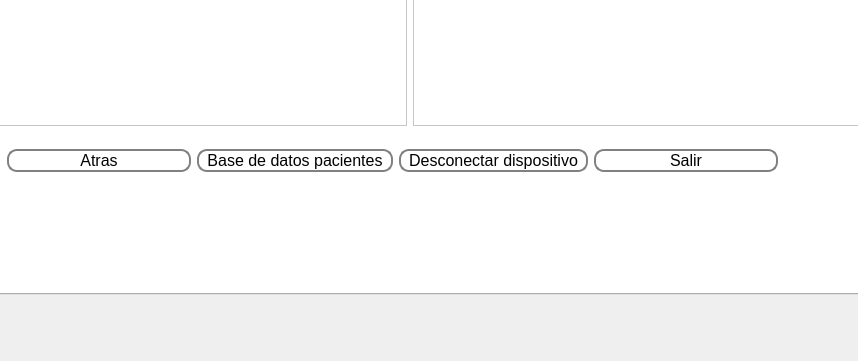
The window that interface/ViAT/Adquisicion_accion.ui (vhenaoi/OpenBCI_acquisition_python_ViAT) describes before a commit, drawn with Qt 5; both pictures show x 95 to 953 and y 396 to 757 of the 1057 by 757 pixel window.
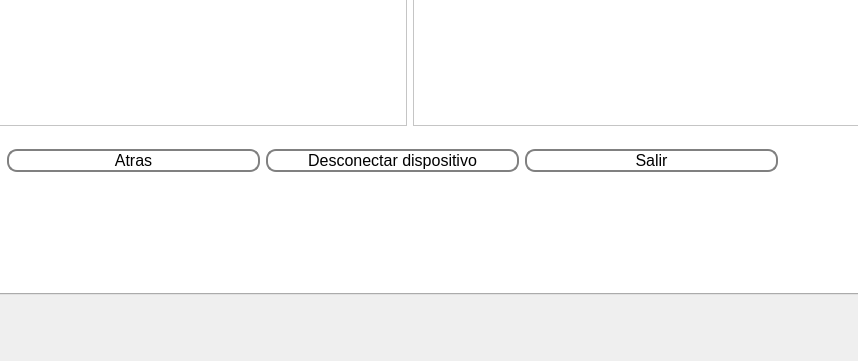
The same window after the commit. Custom widgets are drawn as their Qt base class.

```diff
--- a/interface/ViAT/Adquisicion_accion.ui
+++ b/interface/ViAT/Adquisicion_accion.ui
@@ -176,124 +176,7 @@
          </rect>
         </property>
         <layout class="QGridLayout" name="gridLayout">
-         <item row="0" column="0">
-          <widget class="QPushButton" name="back">
-           <property name="font">
-            <font>
-             <pointsize>12</pointsize>
-            </font>
-           </property>
-           <property name="styleSheet">
-            <string notr="true">QPushButton {
-    border: 2px solid gray;
-    border-radius: 10px;
-    padding: 0 8px;
-    background: rgb(255, 255, 255);
-    selection-background-color: darkgray;
-    }
-
-QPushButton:hover {
-    border: 2px solid gray;
-    border-radius: 10px;
-    padding: 0 8px;
-    background: rgb(222, 222, 222);
-    selection-background-color: darkgray;
-    }
-
-QPushButton:pressed {
-    border: 2px solid gray;
-    border-radius: 10px;
-    padding: 0 8px;
-    background:rgb(176, 176, 176);
-    selection-background-color: darkgray;
-    }
-</string>
-           </property>
-           <property name="text">
-            <string>Atras</string>
-           </property>
-           <property name="autoDefault">
-            <bool>false</bool>
-           </property>
-          </widget>
-         </item>
-         <item row="0" column="3">
-          <widget class="QPushButton" name="exit">
-           <property name="font">
-            <font>
-             <pointsize>12</pointsize>
-            </font>
-           </property>
-           <property name="styleSheet">
-            <string notr="true">QPushButton {
-    border: 2px solid gray;
-    border-radius: 10px;
-    padding: 0 8px;
-    background: rgb(255, 255, 255);
-    selection-background-color: darkgray;
-    }
-
-QPushButton:hover {
-    border: 2px solid gray;
-    border-radius: 10px;
-    padding: 0 8px;
-    background: rgb(222, 222, 222);
-    selection-background-color: darkgray;
-    }
-
-QPushButton:pressed {
-    border: 2px solid gray;
-    border-radius: 10px;
-    padding: 0 8px;
-    background:rgb(176, 176, 176);
-    selection-background-color: darkgray;
-    }
-</string>
-           </property>
-           <property name="text">
-            <string>Salir</string>
-           </property>
-          </widget>
-         </item>
          <item row="0" column="1">
-          <widget class="QPushButton" name="patientData">
-           <property name="font">
-            <font>
-             <pointsize>12</pointsize>
-            </font>
-           </property>
-           <property name="styleSheet">
-            <string notr="true">QPushButton {
-    border: 2px solid gray;
-    border-radius: 10px;
-    padding: 0 8px;
-    background: rgb(255, 255, 255);
-    selection-background-color: darkgray;
-    }
-
-QPushButton:hover {
-    border: 2px solid gray;
-    border-radius: 10px;
-    padding: 0 8px;
-    background: rgb(222, 222, 222);
-    selection-background-color: darkgray;
-    }
-
-QPushButton:pressed {
-    border: 2px solid gray;
-    border-radius: 10px;
-    padding: 0 8px;
-    background:rgb(176, 176, 176);
-    selection-background-color: darkgray;
-    }
-</string>
-           </property>
-           <property name="text">
-            <string>Base de datos pacientes</string>
-           </property>
-          </widget>
-         </item>
-         <item row="0" column="2">
           <widget class="QPushButton" name="stopDevice">
            <property name="font">
             <font>
@@ -341,6 +224,85 @@
            </property>
           </widget>
          </item>
+         <item row="0" column="0">
+          <widget class="QPushButton" name="back">
+           <property name="font">
+            <font>
+             <pointsize>12</pointsize>
+            </font>
+           </property>
+           <property name="styleSheet">
+            <string notr="true">QPushButton {
+    border: 2px solid gray;
+    border-radius: 10px;
+    padding: 0 8px;
+    background: rgb(255, 255, 255);
+    selection-background-color: darkgray;
+    }
+
+QPushButton:hover {
+    border: 2px solid gray;
+    border-radius: 10px;
+    padding: 0 8px;
+    background: rgb(222, 222, 222);
+    selection-background-color: darkgray;
+    }
+
+QPushButton:pressed {
+    border: 2px solid gray;
+    border-radius: 10px;
+    padding: 0 8px;
+    background:rgb(176, 176, 176);
+    selection-background-color: darkgray;
+    }
+</string>
+           </property>
+           <property name="text">
+            <string>Atras</string>
+           </property>
+           <property name="autoDefault">
+            <bool>false</bool>
+           </property>
+          </widget>
+         </item>
+         <item row="0" column="2">
+          <widget class="QPushButton" name="exit">
+           <property name="font">
+            <font>
+             <pointsize>12</pointsize>
+            </font>
+           </property>
+           <property name="styleSheet">
+            <string notr="true">QPushButton {
+    border: 2px solid gray;
+    border-radius: 10px;
+    padding: 0 8px;
+    background: rgb(255, 255, 255);
+    selection-background-color: darkgray;
+    }
+
+QPushButton:hover {
+    border: 2px solid gray;
+    border-radius: 10px;
+    padding: 0 8px;
+    background: rgb(222, 222, 222);
+    selection-background-color: darkgray;
+    }
+
+QPushButton:pressed {
+    border: 2px solid gray;
+    border-radius: 10px;
+    padding: 0 8px;
+    background:rgb(176, 176, 176);
+    selection-background-color: darkgray;
+    }
+</string>
+           </property>
+           <property name="text">
+            <string>Salir</string>
+           </property>
+          </widget>
+         </item>
         </layout>
        </widget>
        <widget class="QWidget" name="gridLayoutWidget">
```
